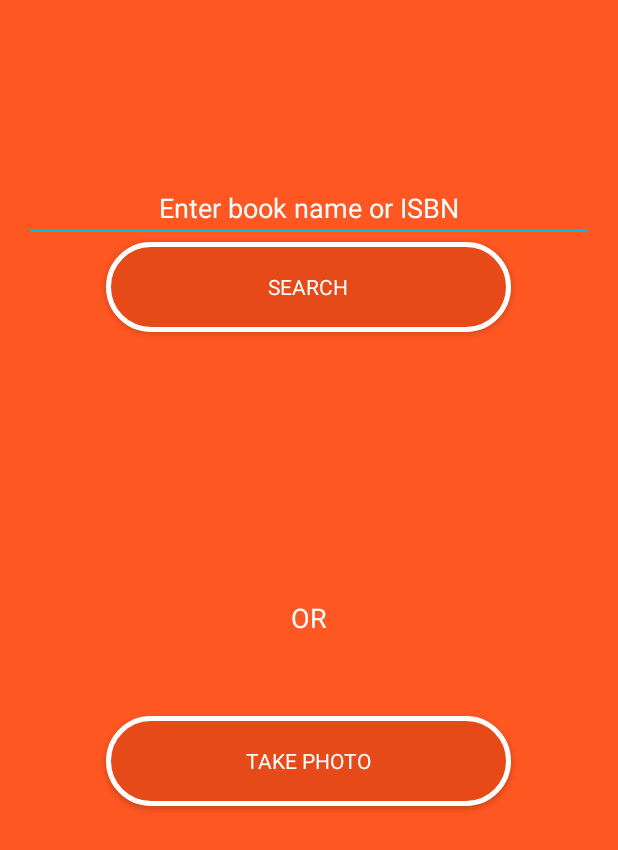
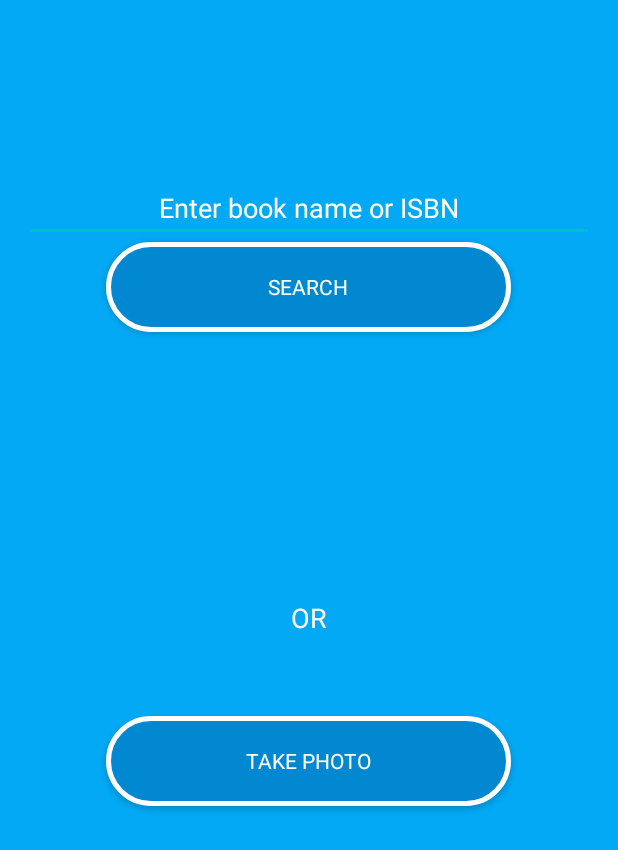
Before and after one commit to mattmili/FAB, an Android app: the screen it shows after launch (MainActivity), on a phone screen of 412 x 824 dp. Shown: the top 850 px of the screen. Run offline under Robolectric (Android 15) with nearby library versions, the phone set to English and light mode, and no system bars; libraries missing offline, so code that uses them is left out: com.microsoft.projectoxford; 1 statement that could not run was skipped.

```diff
--- a/FAB/app/src/main/res/values/colors.xml
+++ b/FAB/app/src/main/res/values/colors.xml
@@ -1,8 +1,8 @@
 <?xml version="1.0" encoding="utf-8"?>
 <resources>
-    <color name="primary">#FF5722</color>
-    <color name="primary_dark">#E64A19</color>
-    <color name="primary_light">#FFCCBC</color>
+    <color name="primary">#03A9F4</color>
+    <color name="primary_dark">#0288D1</color>
+    <color name="primary_light">#B3E5FC</color>
     <color name="accent">#00BCD4</color>
     <color name="primary_text">#212121</color>
     <color name="secondary_text">#727272</color>
```
Also changed, not shown: FAB/app/src/main/res/mipmap-hdpi/ic_launcher.png, FAB/app/src/main/res/mipmap-mdpi/ic_launcher.png, FAB/app/src/main/res/mipmap-xhdpi/ic_launcher.png, FAB/app/src/main/res/mipmap-xxhdpi/ic_launcher.png, FAB/app/src/main/res/mipmap-xxxhdpi/ic_launcher.png, 1 other file.
